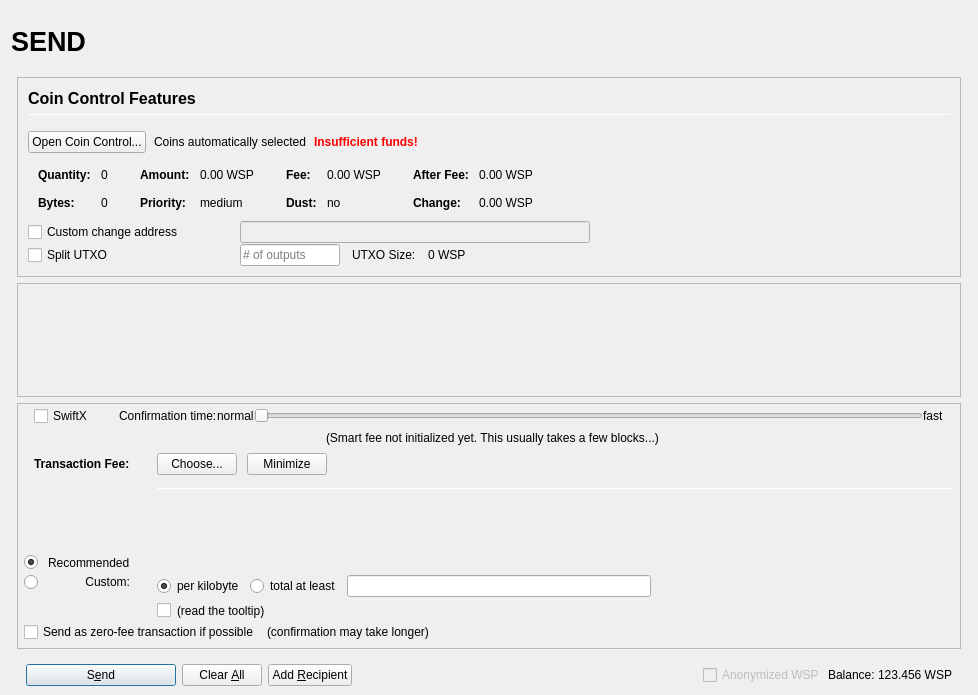
Above: src/qt/forms/sendcoinsdialog.ui from rpicoin/rpicore before the change. Below: the same form after it.
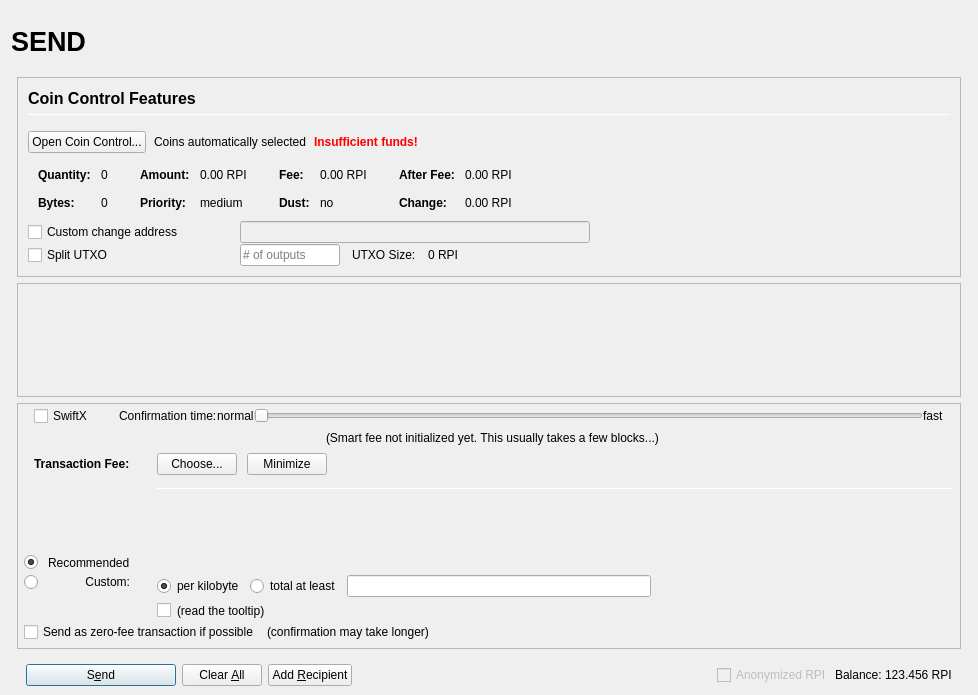
That is the form after the change. Icons and pictures are not drawn. Custom widgets are drawn as their Qt base class.

```diff
--- a/src/qt/forms/sendcoinsdialog.ui
+++ b/src/qt/forms/sendcoinsdialog.ui
@@ -493,7 +493,7 @@
                         <enum>Qt::ActionsContextMenu</enum>
                        </property>
                        <property name="text">
-                        <string notr="true">0.00 WSP</string>
+                        <string notr="true">0.00 RPI</string>
                        </property>
                        <property name="textInteractionFlags">
                         <set>Qt::LinksAccessibleByMouse|Qt::TextSelectableByKeyboard|Qt::TextSelectableByMouse</set>
@@ -573,7 +573,7 @@
                         <enum>Qt::ActionsContextMenu</enum>
                        </property>
                        <property name="text">
-                        <string notr="true">0.00 WSP</string>
+                        <string notr="true">0.00 RPI</string>
                        </property>
                        <property name="textInteractionFlags">
                         <set>Qt::LinksAccessibleByMouse|Qt::TextSelectableByKeyboard|Qt::TextSelectableByMouse</set>
@@ -653,7 +653,7 @@
                         <enum>Qt::ActionsContextMenu</enum>
                        </property>
                        <property name="text">
-                        <string notr="true">0.00 WSP</string>
+                        <string notr="true">0.00 RPI</string>
                        </property>
                        <property name="textInteractionFlags">
                         <set>Qt::LinksAccessibleByMouse|Qt::TextSelectableByKeyboard|Qt::TextSelectableByMouse</set>
@@ -682,7 +682,7 @@
                         <enum>Qt::ActionsContextMenu</enum>
                        </property>
                        <property name="text">
-                        <string notr="true">0.00 WSP</string>
+                        <string notr="true">0.00 RPI</string>
                        </property>
                        <property name="textInteractionFlags">
                         <set>Qt::LinksAccessibleByMouse|Qt::TextSelectableByKeyboard|Qt::TextSelectableByMouse</set>
@@ -849,7 +849,7 @@
                 <item>
                  <widget class="QLabel" name="labelBlockSize">
                   <property name="text">
-                   <string>0 WSP</string>
+                   <string>0 RPI</string>
                   </property>
                  </widget>
                 </item>
@@ -1714,7 +1714,7 @@
                 <bool>false</bool>
                </property>
                <property name="text">
-                <string>Anonymized WSP</string>
+                <string>Anonymized RPI</string>
                </property>
               </widget>
              </item>
@@ -1737,7 +1737,7 @@
                 <cursorShape>IBeamCursor</cursorShape>
                </property>
                <property name="text">
-                <string notr="true">123.456 WSP</string>
+                <string notr="true">123.456 RPI</string>
                </property>
                <property name="textInteractionFlags">
                 <set>Qt::LinksAccessibleByMouse|Qt::TextSelectableByKeyboard|Qt::TextSelectableByMouse</set>
```
Left out of the diff: 18 changed lines with no effect on the pictures.
